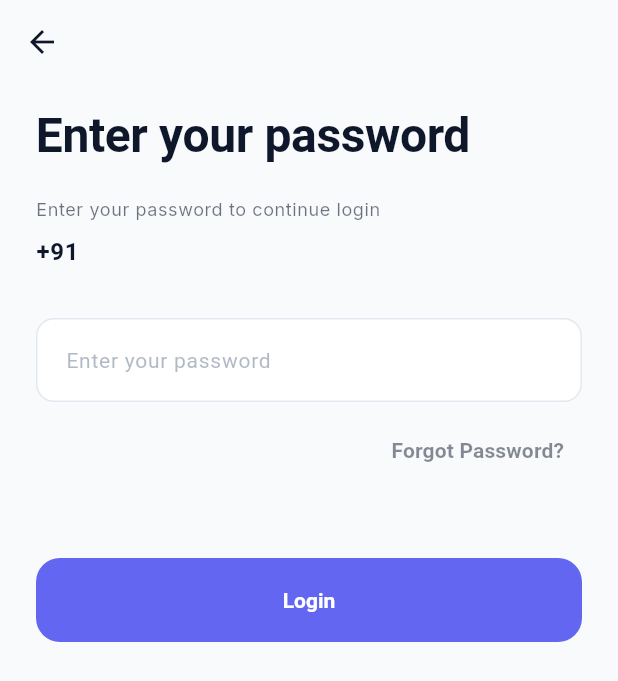
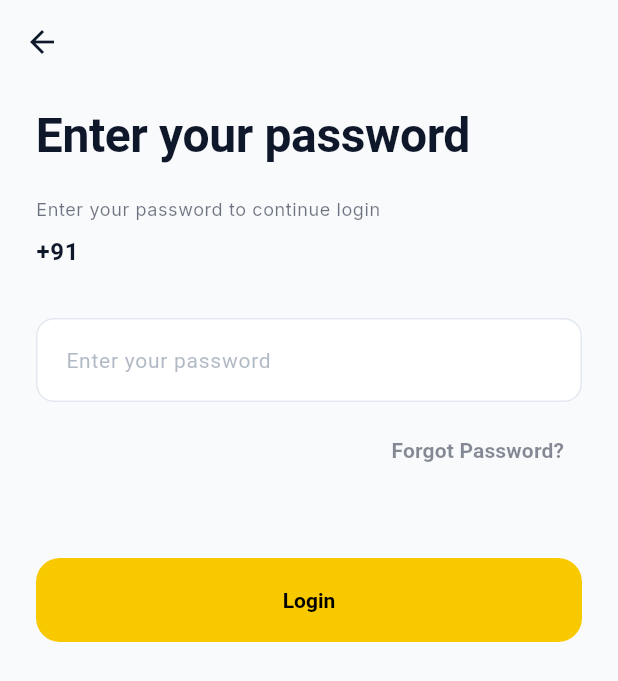
Before and after one commit to pikmycar/pmc_b2b_mobileapp, a Flutter app: the screen it shows after launch, after a tap on "Email", after a tap on "Continue", on a phone screen of 412 x 824 dp. Shown: the top 681 px of the screen. Run offline on Flutter 3.47's test engine with Material 3 defaults, Android fonts, the light colour scheme and no system bars; our stand-ins replace dio, equatable, flutter_bloc, flutter_secure_storage, flutter_svg, geolocator and 7 more; project files that could hold a hidden picture were left out.

Commit message:
Update app theme colors and splash screen animations

```diff
--- a/pikmycar/lib/core/theme/app_theme.dart
+++ b/pikmycar/lib/core/theme/app_theme.dart
@@ -5,10 +5,10 @@ class AppColors {
   AppColors._();
 
   // Primary Palette
-  static const Color primary = Color(0xFF6366F1);
-  static const Color primaryDark = Color(0xFF4F46E5);
+  static const Color primary = Color(0xFFF9C900); // Rapido Yellow
+  static const Color primaryDark = Color(0xFFF5B300);
   static const Color secondary = Color(0xFF10B981);
-  static const Color accent = Color(0xFFF59E0B);
+  static const Color accent = Color(0xFF1E293B);
 
   // Neutral Palette - Light
   static const Color bgLight = Color(0xFFF8FAFC);
@@ -52,8 +52,8 @@ class AppColors {
   static const Color primaryBlue = Color(0xFF3B82F6);
   static const Color surface = Colors.white;
 
-  static const Color splashGradientStart = Color(0xFF6366F1);
-  static const Color splashGradientEnd = Color(0xFF4F46E5);
+  static const Color splashGradientStart = Color(0xFFF9C900);
+  static const Color splashGradientEnd = Color(0xFFF5B300);
 
   static const Color infoLight = Color(0xFFDBEAFE);
   static const Color errorLight = Color(0xFFFEE2E2);
@@ -89,7 +89,7 @@ class AppTheme {
       scaffoldBackgroundColor: AppColors.bgLight,
       colorScheme: const ColorScheme.light(
         primary: AppColors.primary,
-        onPrimary: Colors.white,
+        onPrimary: Colors.black,
         secondary: AppColors.secondary,
         onSecondary: Colors.white,
         surface: AppColors.surfaceLight,
@@ -129,7 +129,7 @@ class AppTheme {
       elevatedButtonTheme: ElevatedButtonThemeData(
         style: ElevatedButton.styleFrom(
           backgroundColor: AppColors.primary,
-          foregroundColor: Colors.white,
+          foregroundColor: Colors.black,
           minimumSize: const Size.fromHeight(56),
           shape: RoundedRectangleBorder(borderRadius: BorderRadius.circular(_radiusLarge)),
           elevation: 0,
@@ -203,7 +203,7 @@ class AppTheme {
       scaffoldBackgroundColor: AppColors.bgDark,
       colorScheme: const ColorScheme.dark(
         primary: AppColors.primary,
-        onPrimary: Colors.white,
+        onPrimary: Colors.black,
         secondary: AppColors.secondary,
         onSecondary: Colors.white,
         surface: AppColors.surfaceDark,
@@ -243,7 +243,7 @@ class AppTheme {
       elevatedButtonTheme: ElevatedButtonThemeData(
         style: ElevatedButton.styleFrom(
           backgroundColor: AppColors.primary,
-          foregroundColor: Colors.white,
+          foregroundColor: Colors.black,
           minimumSize: const Size.fromHeight(56),
           shape: RoundedRectangleBorder(borderRadius: BorderRadius.circular(_radiusLarge)),
           elevation: 0,
--- a/pikmycar/lib/features/common/widgets/splash_screen.dart
+++ b/pikmycar/lib/features/common/widgets/splash_screen.dart
@@ -34,10 +34,10 @@ class _SplashScreenState extends State<SplashScreen>
     );
 
     _scaleAnim = Tween<double>(
-      begin: 0.92,
+      begin: 0.4,
       end: 1.0,
     ).animate(
-      CurvedAnimation(parent: _controller, curve: Curves.easeOutBack),
+      CurvedAnimation(parent: _controller, curve: Curves.elasticOut),
     );
 
     _controller.forward();
@@ -97,15 +97,8 @@ class _SplashScreenState extends State<SplashScreen>
   Widget build(BuildContext context) {
     return Scaffold(
       body: Container(
-        decoration: BoxDecoration(
-          gradient: LinearGradient(
-            begin: Alignment.topCenter,
-            end: Alignment.bottomCenter,
-            colors: [
-              AppColors.splashGradientStart,
-              AppColors.splashGradientEnd,
-            ],
-          ),
+        decoration: const BoxDecoration(
+          color: Colors.white,
         ),
         child: Stack(
           children: [
@@ -122,40 +115,35 @@ class _SplashScreenState extends State<SplashScreen>
               ),
             ),
 
-            // 🚗 Logo animation
+            // 🚗 Logo animation & Text
             Center(
               child: FadeTransition(
                 opacity: _fadeAnim,
                 child: ScaleTransition(
                   scale: _scaleAnim,
-                  child: Image.asset(
+                  child: Column(
+                    mainAxisSize: MainAxisSize.min,
+                    children: [
+                      Image.asset(
                         'assets/Png/SplashLogo.png',
-                    height: 160,
+                        height: 240, // Increased logo size
                         errorBuilder: (_, __, ___) => const Icon(
                           Icons.local_taxi,
                           size: 100,
                           color: Color(0xFFFFCA20),
                         ),
                       ),
+                      const SizedBox(height: 16),
+                      const Text(
+                        "Made In Dubai 🇦🇪",
+                        style: TextStyle(
+                          color: Colors.black87,
+                          fontWeight: FontWeight.bold,
+                          fontSize: 16,
                         ),
                       ),
+                    ],
                   ),
-
-            // 📍 Footer
-            Positioned(
-              bottom: 40,
-              left: 0,
-              right: 0,
-              child: Center(
-                child: Image.asset(
-                  'assets/Png/Bottomimage.png',
-                  height: 24,
-                  errorBuilder: (_, __, ___) {
-                    return const Text(
-                      "Made In Dubai 🇦🇪",
-                      style: TextStyle(color: Colors.white),
-                    );
-                  },
                 ),
               ),
             ),
```
Also changed, not shown: pikmycar/assets/Png/SplashLogo.png. Lines whose indentation alone changed are shown as unchanged.
